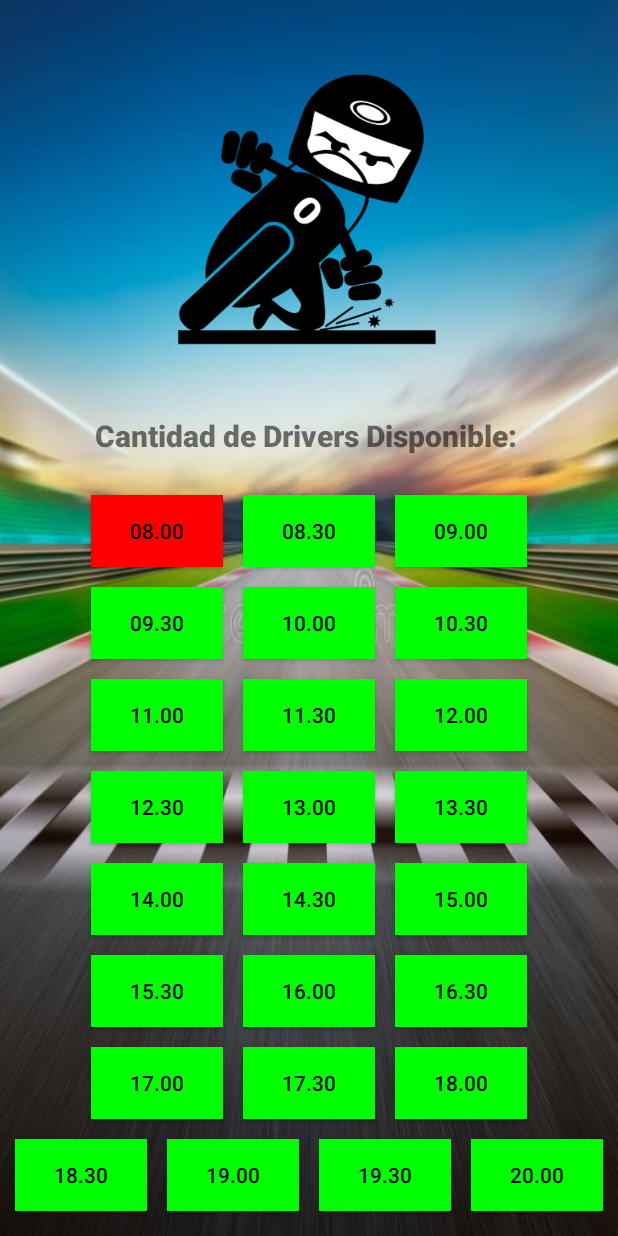
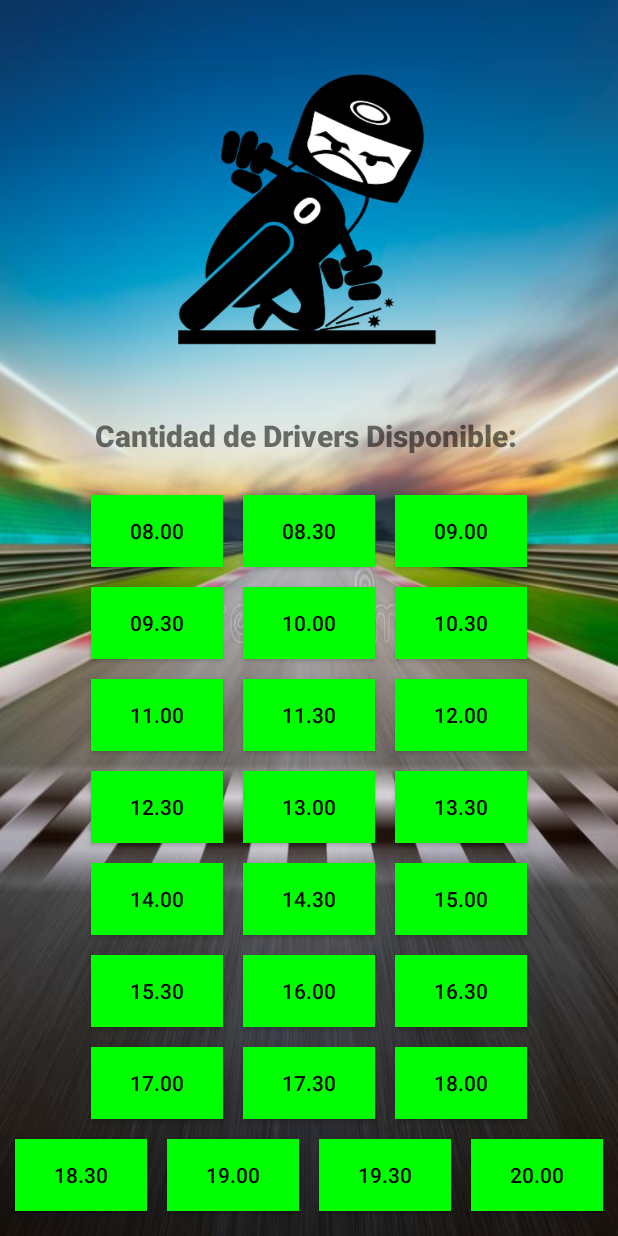
Before and after one commit to MrRevangelionX/DriversControl, an Android app: the screen it shows after launch (MainActivity), after a tap on "08.00", on a phone screen of 412 x 824 dp. Run offline under Robolectric (Android 15) with nearby library versions, the phone set to English and light mode, and no system bars.

Commit message:
Actualizacion de la logica del primer boton para la reserva

```diff
--- a/app/src/main/java/com/mrrx/driverscontrol/MainActivity.java
+++ b/app/src/main/java/com/mrrx/driverscontrol/MainActivity.java
@@ -2,6 +2,7 @@ package com.mrrx.driverscontrol;
 
 import static android.widget.Toast.LENGTH_SHORT;
 
+import androidx.appcompat.app.AlertDialog;
 import androidx.appcompat.app.AppCompatActivity;
 
 import android.graphics.Color;
@@ -24,7 +25,7 @@ public class MainActivity extends AppCompatActivity {
         setContentView(R.layout.activity_main);
 
         TextView tvRemaining = findViewById(R.id.registro);
-        driversRemain = 8;
+        driversRemain = 1;
         btnFlag1 = false;
         btnFlag2 = false;
         btnFlag3 = false;
@@ -55,15 +56,23 @@ public class MainActivity extends AppCompatActivity {
         btn1.setOnClickListener(new View.OnClickListener() {
             @Override
             public void onClick(View v) {
-                if(driversRemain > 1 && btnFlag1 == false){
-                    btnFlag1 = true;
-                    btn1.setBackgroundColor(Color.parseColor("#FF0000"));
+                if(driversRemain > 1){
+                    if(btnFlag1 == false) {
+                        btnFlag1 = true;
+                        btn1.setText("RESERVADO");
+                        btn1.setBackgroundColor(Color.parseColor("#FF0000"));
+                    }else{
+                        btnFlag1 = false;
+                        btn1.setText("08:00 AM");
+                        btn1.setBackgroundColor(Color.parseColor("#00FF00"));
+                    }
                 }else{
-                    btnFlag1 = false;
-                    btn1.setBackgroundColor(Color.parseColor("#00FF00"));
+                    Toast.makeText(MainActivity.this,"No hay drivers disponibles", LENGTH_SHORT).show();
                 }
             }
         });
 
+
+
     }
 }
```
